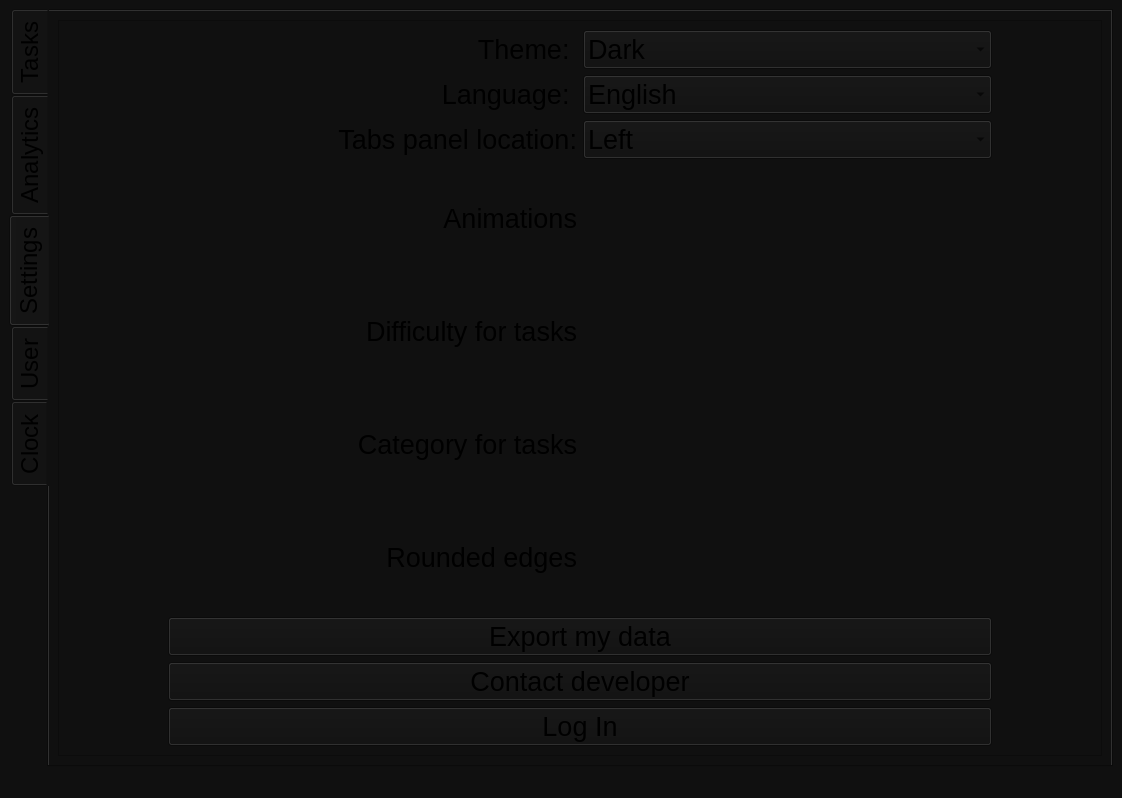
Before: the Qt Designer form ui/windows/v25.ui in YotaBitOn/To-Plan, drawn with Qt 5.
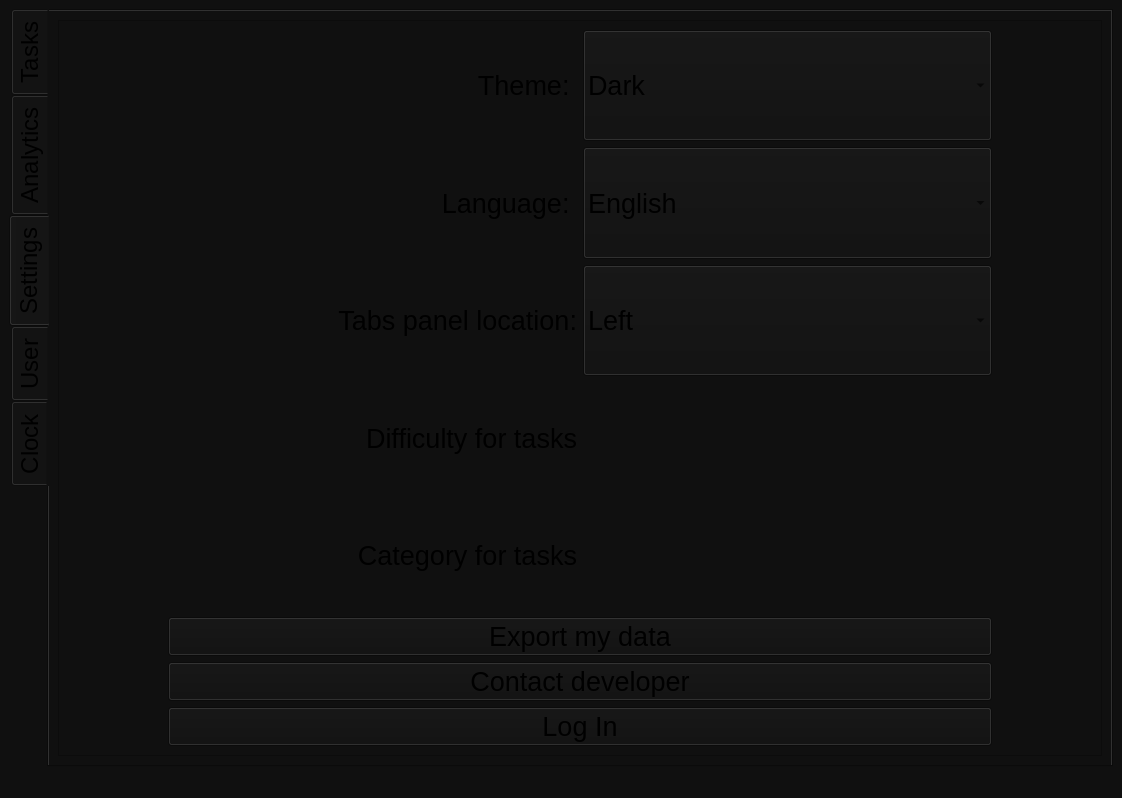
After: the same form once the commit is applied. The open tabs and pages were chosen to show the change. Icons and pictures are not drawn.

Commit message: feat: icons change with theme fix:panel pos combobox initial value

```diff
--- a/ui/windows/v25.ui
+++ b/ui/windows/v25.ui
@@ -2601,76 +2601,22 @@
             <item>
              <layout class="QVBoxLayout" name="settings_layout" stretch="3,1">
               <item>
-               <layout class="QGridLayout" name="settings_grid_layout">
+               <layout class="QGridLayout" name="settings_grid_layout" rowstretch="0,0,0,0,0">
                 <property name="leftMargin">
                  <number>100</number>
                 </property>
                 <property name="rightMargin">
                  <number>100</number>
                 </property>
-                <item row="2" column="0">
-                 <widget class="QLabel" name="panel_loc_label">
+                <item row="4" column="0">
+                 <widget class="QLabel" name="category_enable_label">
                   <property name="font">
                    <font>
                     <pointsize>20</pointsize>
                    </font>
                   </property>
                   <property name="text">
-                   <string>Tabs panel location:</string>
-                  </property>
-                  <property name="alignment">
-                   <set>Qt::AlignmentFlag::AlignRight|Qt::AlignmentFlag::AlignTrailing|Qt::AlignmentFlag::AlignVCenter</set>
-                  </property>
-                 </widget>
-                </item>
-                <item row="1" column="1">
-                 <widget class="QComboBox" name="lang_box">
-                  <property name="font">
-                   <font>
-                    <pointsize>20</pointsize>
-                   </font>
-                  </property>
-                  <item>
-                   <property name="text">
-                    <string>English</string>
-                   </property>
-                  </item>
-                  <item>
-                   <property name="text">
-                    <string>Українська</string>
-                   </property>
-                  </item>
-                  <item>
-                   <property name="text">
-                    <string>Русский</string>
-                   </property>
-                  </item>
-                 </widget>
-                </item>
-                <item row="3" column="0">
-                 <widget class="QLabel" name="anim_label">
-                  <property name="font">
-                   <font>
-                    <pointsize>20</pointsize>
-                   </font>
-                  </property>
-                  <property name="text">
-                   <string>Animations</string>
-                  </property>
-                  <property name="alignment">
-                   <set>Qt::AlignmentFlag::AlignRight|Qt::AlignmentFlag::AlignTrailing|Qt::AlignmentFlag::AlignVCenter</set>
-                  </property>
-                 </widget>
-                </item>
-                <item row="6" column="0">
-                 <widget class="QLabel" name="edges_enable_label">
-                  <property name="font">
-                   <font>
-                    <pointsize>20</pointsize>
-                   </font>
-                  </property>
-                  <property name="text">
-                   <string>Rounded edges</string>
+                   <string>Category for tasks</string>
                   </property>
                   <property name="alignment">
                    <set>Qt::AlignmentFlag::AlignRight|Qt::AlignmentFlag::AlignTrailing|Qt::AlignmentFlag::AlignVCenter</set>
@@ -2679,6 +2625,12 @@
                 </item>
                 <item row="2" column="1">
                  <widget class="QComboBox" name="panel_loc_box">
+                  <property name="sizePolicy">
+                   <sizepolicy hsizetype="Preferred" vsizetype="Preferred">
+                    <horstretch>0</horstretch>
+                    <verstretch>0</verstretch>
+                   </sizepolicy>
+                  </property>
                   <property name="font">
                    <font>
                     <pointsize>20</pointsize>
@@ -2706,23 +2658,8 @@
                   </item>
                  </widget>
                 </item>
-                <item row="5" column="0">
-                 <widget class="QLabel" name="category_enable_label">
-                  <property name="font">
-                   <font>
-                    <pointsize>20</pointsize>
-                   </font>
-                  </property>
-                  <property name="text">
-                   <string>Category for tasks</string>
-                  </property>
-                  <property name="alignment">
-                   <set>Qt::AlignmentFlag::AlignRight|Qt::AlignmentFlag::AlignTrailing|Qt::AlignmentFlag::AlignVCenter</set>
-                  </property>
-                 </widget>
-                </item>
-                <item row="1" column="0">
-                 <widget class="QLabel" name="lang_label">
+                <item row="0" column="0">
+                 <widget class="QLabel" name="theme_label">
                   <property name="font">
                    <font>
                     <pointsize>20</pointsize>
@@ -2732,14 +2669,38 @@
                    <enum>Qt::LayoutDirection::LeftToRight</enum>
                   </property>
                   <property name="text">
-                   <string>Language: </string>
+                   <string>Theme: </string>
                   </property>
                   <property name="alignment">
                    <set>Qt::AlignmentFlag::AlignRight|Qt::AlignmentFlag::AlignTrailing|Qt::AlignmentFlag::AlignVCenter</set>
                   </property>
                  </widget>
                 </item>
-                <item row="4" column="0">
+                <item row="2" column="0">
+                 <widget class="QLabel" name="panel_loc_label">
+                  <property name="font">
+                   <font>
+                    <pointsize>20</pointsize>
+                   </font>
+                  </property>
+                  <property name="text">
+                   <string>Tabs panel location:</string>
+                  </property>
+                  <property name="alignment">
+                   <set>Qt::AlignmentFlag::AlignRight|Qt::AlignmentFlag::AlignTrailing|Qt::AlignmentFlag::AlignVCenter</set>
+                  </property>
+                 </widget>
+                </item>
+                <item row="3" column="1">
+                 <widget class="QWidget" name="difficulty_toggle" native="true">
+                  <property name="font">
+                   <font>
+                    <pointsize>20</pointsize>
+                   </font>
+                  </property>
+                 </widget>
+                </item>
+                <item row="3" column="0">
                  <widget class="QLabel" name="difficulty_enable_label">
                   <property name="font">
                    <font>
@@ -2756,6 +2717,12 @@
                 </item>
                 <item row="0" column="1">
                  <widget class="QComboBox" name="theme_box">
+                  <property name="sizePolicy">
+                   <sizepolicy hsizetype="Preferred" vsizetype="Preferred">
+                    <horstretch>0</horstretch>
+                    <verstretch>0</verstretch>
+                   </sizepolicy>
+                  </property>
                   <property name="font">
                    <font>
                     <pointsize>20</pointsize>
@@ -2773,43 +2740,37 @@
                   </item>
                  </widget>
                 </item>
-                <item row="0" column="0">
-                 <widget class="QLabel" name="theme_label">
-                  <property name="font">
-                   <font>
-                    <pointsize>20</pointsize>
-                   </font>
+                <item row="1" column="1">
+                 <widget class="QComboBox" name="lang_box">
+                  <property name="sizePolicy">
+                   <sizepolicy hsizetype="Preferred" vsizetype="Preferred">
+                    <horstretch>0</horstretch>
+                    <verstretch>0</verstretch>
+                   </sizepolicy>
                   </property>
-                  <property name="layoutDirection">
-                   <enum>Qt::LayoutDirection::LeftToRight</enum>
-                  </property>
-                  <property name="text">
-                   <string>Theme: </string>
-                  </property>
-                  <property name="alignment">
-                   <set>Qt::AlignmentFlag::AlignRight|Qt::AlignmentFlag::AlignTrailing|Qt::AlignmentFlag::AlignVCenter</set>
-                  </property>
-                 </widget>
-                </item>
-                <item row="3" column="1">
-                 <widget class="QWidget" name="anim_toggle" native="true">
                   <property name="font">
                    <font>
                     <pointsize>20</pointsize>
                    </font>
                   </property>
+                  <item>
+                   <property name="text">
+                    <string>English</string>
+                   </property>
+                  </item>
+                  <item>
+                   <property name="text">
+                    <string>Українська</string>
+                   </property>
+                  </item>
+                  <item>
+                   <property name="text">
+                    <string>Русский</string>
+                   </property>
+                  </item>
                  </widget>
                 </item>
                 <item row="4" column="1">
-                 <widget class="QWidget" name="difficulty_toggle" native="true">
-                  <property name="font">
-                   <font>
-                    <pointsize>20</pointsize>
-                   </font>
-                  </property>
-                 </widget>
-                </item>
-                <item row="5" column="1">
                  <widget class="QWidget" name="category_toggle" native="true">
                   <property name="font">
                    <font>
@@ -2818,13 +2779,22 @@
                   </property>
                  </widget>
                 </item>
-                <item row="6" column="1">
-                 <widget class="QWidget" name="edges_toggle" native="true">
+                <item row="1" column="0">
+                 <widget class="QLabel" name="lang_label">
                   <property name="font">
                    <font>
                     <pointsize>20</pointsize>
                    </font>
                   </property>
+                  <property name="layoutDirection">
+                   <enum>Qt::LayoutDirection::LeftToRight</enum>
+                  </property>
+                  <property name="text">
+                   <string>Language: </string>
+                  </property>
+                  <property name="alignment">
+                   <set>Qt::AlignmentFlag::AlignRight|Qt::AlignmentFlag::AlignTrailing|Qt::AlignmentFlag::AlignVCenter</set>
+                  </property>
                  </widget>
                 </item>
                </layout>
```
Left out of the diff: 14 changed lines with no effect on the pictures. The commit also changes 4 other files.
